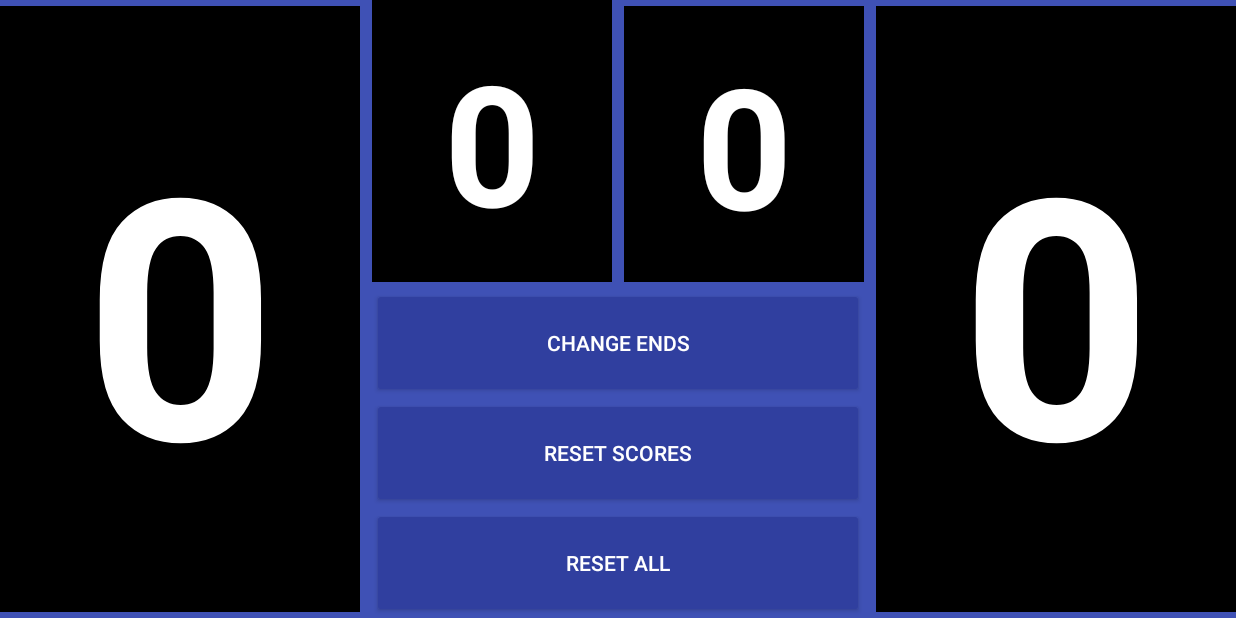
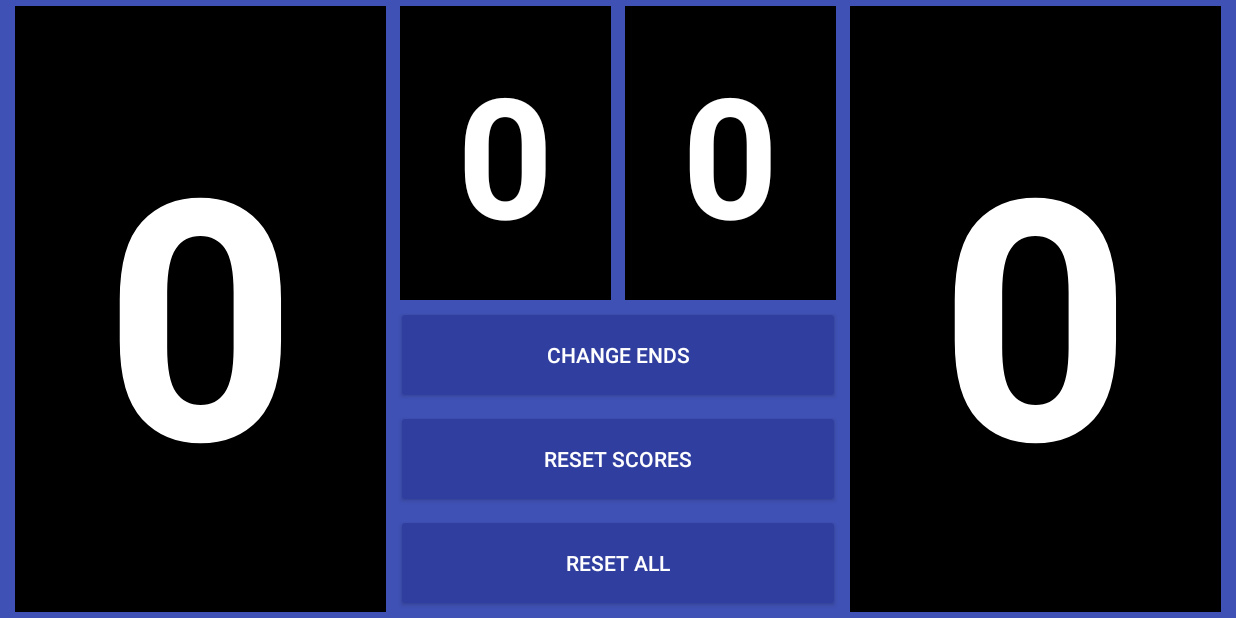
Before and after one commit to hachy/Scoreboard, an Android app: the screen it shows after launch (MainActivity), on a phone screen of 824 x 412 dp (held sideways). Run offline under Robolectric (Android 15) with nearby library versions, the phone set to English and light mode, and no system bars; our stand-ins replace AdMob; 2 statements that could not run were skipped.

Commit message:
update ConstraintLayout to 1.1.0
- fix code because the layout is broken
- update build.gradle

```diff
--- a/app/build.gradle
+++ b/app/build.gradle
@@ -4,7 +4,6 @@ apply plugin: 'kotlin-android-extensions'
 
 android {
     compileSdkVersion 26
-    buildToolsVersion "26.0.3"
 
     defaultConfig {
         applicationId "com.hachy.ttscoreboard"
@@ -28,12 +27,11 @@ android {
 }
 
 dependencies {
-    compile fileTree(include: ['*.jar'], dir: 'libs')
-    compile "org.jetbrains.kotlin:kotlin-stdlib-jre7:$kotlin_version"
-    compile 'com.android.support:appcompat-v7:26.1.0'
-    compile 'com.android.support:percent:26.1.0'
-    compile 'com.google.android.gms:play-services-ads:11.8.0'
-    compile 'com.android.support.constraint:constraint-layout:1.1.0-beta4'
+    implementation fileTree(include: ['*.jar'], dir: 'libs')
+    implementation "org.jetbrains.kotlin:kotlin-stdlib-jdk7:$kotlin_version"
+    implementation 'com.android.support:appcompat-v7:26.1.0'
+    implementation 'com.android.support.constraint:constraint-layout:1.1.0'
+    implementation 'com.google.android.gms:play-services-ads:15.0.1'
 }
 
 repositories {
--- a/app/src/main/res/layout/activity_main.xml
+++ b/app/src/main/res/layout/activity_main.xml
@@ -5,6 +5,7 @@
     android:layout_width="match_parent"
     android:layout_height="match_parent"
     android:background="@color/primary"
+    android:paddingTop="@dimen/vertical_margin"
     tools:context=".MainActivity">
 
     <TextView
@@ -12,34 +13,29 @@
         android:layout_width="0dp"
         android:layout_height="0dp"
         android:layout_marginBottom="@dimen/vertical_margin"
-        android:layout_marginTop="@dimen/vertical_margin"
         android:background="@android:color/black"
         android:gravity="center"
         android:textColor="@android:color/white"
         android:textSize="@dimen/text_size_score"
         android:textStyle="bold"
-        ads:layout_constraintHorizontal_weight="0.3"
+        ads:layout_constraintWidth_percent=".3"
         app:layout_constraintBottom_toTopOf="@+id/adView"
         app:layout_constraintHorizontal_chainStyle="spread"
         app:layout_constraintLeft_toLeftOf="parent"
-        app:layout_constraintRight_toLeftOf="@+id/gameLeft"
+        app:layout_constraintRight_toLeftOf="@id/gameLeft"
         app:layout_constraintTop_toTopOf="parent" />
 
     <TextView
         android:id="@+id/gameLeft"
         android:layout_width="0dp"
         android:layout_height="0dp"
-        android:layout_marginEnd="@dimen/game_margin"
-        android:layout_marginLeft="@dimen/margin_default"
-        android:layout_marginRight="@dimen/game_margin"
-        android:layout_marginStart="@dimen/margin_default"
+        android:layout_marginBottom="@dimen/vertical_margin"
         android:background="@android:color/black"
         android:gravity="center"
         android:textColor="@android:color/white"
         android:textSize="@dimen/text_size_game"
         android:textStyle="bold"
-        ads:layout_constraintHorizontal_weight="0.2"
-        ads:layout_constraintVertical_weight="0.46"
+        ads:layout_constraintWidth_percent=".17"
         app:layout_constraintBottom_toTopOf="@+id/changeEndsButton"
         app:layout_constraintLeft_toRightOf="@+id/scoreLeft"
         app:layout_constraintRight_toLeftOf="@+id/gameRight"
@@ -50,51 +46,49 @@
         android:layout_width="0dp"
         android:layout_height="0dp"
         android:layout_marginBottom="@dimen/vertical_margin"
-        android:layout_marginEnd="@dimen/margin_default"
-        android:layout_marginLeft="@dimen/game_margin"
-        android:layout_marginRight="@dimen/margin_default"
-        android:layout_marginStart="@dimen/game_margin"
-        android:layout_marginTop="@dimen/vertical_margin"
         android:background="@android:color/black"
         android:gravity="center"
         android:textColor="@android:color/white"
         android:textSize="@dimen/text_size_game"
         android:textStyle="bold"
-        ads:layout_constraintHorizontal_weight="0.2"
-        ads:layout_constraintVertical_weight="0.46"
+        ads:layout_constraintWidth_percent=".17"
         app:layout_constraintBottom_toTopOf="@+id/changeEndsButton"
         app:layout_constraintLeft_toRightOf="@+id/gameLeft"
         app:layout_constraintRight_toLeftOf="@+id/scoreRight"
         app:layout_constraintTop_toTopOf="parent" />
 
+    <android.support.constraint.Barrier
+        android:id="@+id/barrier"
+        android:layout_width="wrap_content"
+        android:layout_height="wrap_content"
+        ads:barrierDirection="bottom"
+        ads:constraint_referenced_ids="gameLeft, gameRight" />
+
     <Button
         android:id="@+id/changeEndsButton"
         android:layout_width="0dp"
         android:layout_height="0dp"
-        android:layout_marginLeft="@dimen/margin_default"
-        android:layout_marginRight="@dimen/margin_default"
-        android:layout_marginTop="@dimen/vertical_margin"
         android:gravity="center"
         android:text="@string/change_ends"
         android:textAppearance="@style/TextAppearance.AppCompat.Button"
         android:theme="@style/MyButton"
-        ads:layout_constraintVertical_weight="0.18"
+        ads:layout_constraintHeight_percent=".16"
+        ads:layout_constraintWidth_percent=".36"
         app:layout_constraintBottom_toTopOf="@+id/resetScoreButton"
         app:layout_constraintLeft_toRightOf="@+id/scoreLeft"
         app:layout_constraintRight_toLeftOf="@+id/scoreRight"
-        app:layout_constraintTop_toBottomOf="@+id/gameLeft" />
+        app:layout_constraintTop_toBottomOf="@+id/barrier" />
 
     <Button
         android:id="@+id/resetScoreButton"
         android:layout_width="0dp"
         android:layout_height="0dp"
-        android:layout_marginLeft="@dimen/margin_default"
-        android:layout_marginRight="@dimen/margin_default"
         android:gravity="center"
         android:text="@string/reset_scores"
         android:textAppearance="@style/TextAppearance.AppCompat.Button"
         android:theme="@style/MyButton"
-        ads:layout_constraintVertical_weight="0.18"
+        ads:layout_constraintHeight_percent=".16"
+        ads:layout_constraintWidth_percent=".36"
         app:layout_constraintBottom_toTopOf="@+id/resetAllButton"
         app:layout_constraintLeft_toRightOf="@+id/scoreLeft"
         app:layout_constraintRight_toLeftOf="@+id/scoreRight"
@@ -104,13 +98,12 @@
         android:id="@+id/resetAllButton"
         android:layout_width="0dp"
         android:layout_height="0dp"
-        android:layout_marginLeft="@dimen/margin_default"
-        android:layout_marginRight="@dimen/margin_default"
         android:gravity="center"
         android:text="@string/reset_all"
         android:textAppearance="@style/TextAppearance.AppCompat.Button"
         android:theme="@style/MyButton"
-        ads:layout_constraintVertical_weight="0.18"
+        ads:layout_constraintHeight_percent=".16"
+        ads:layout_constraintWidth_percent=".36"
         app:layout_constraintBottom_toTopOf="@+id/adView"
         app:layout_constraintLeft_toRightOf="@+id/scoreLeft"
         app:layout_constraintRight_toLeftOf="@+id/scoreRight"
@@ -121,13 +114,12 @@
         android:layout_width="0dp"
         android:layout_height="0dp"
         android:layout_marginBottom="@dimen/vertical_margin"
-        android:layout_marginTop="@dimen/vertical_margin"
         android:background="@android:color/black"
         android:gravity="center"
         android:textColor="@android:color/white"
         android:textSize="@dimen/text_size_score"
         android:textStyle="bold"
-        ads:layout_constraintHorizontal_weight="0.3"
+        ads:layout_constraintWidth_percent=".3"
         app:layout_constraintBottom_toTopOf="@+id/adView"
         app:layout_constraintLeft_toRightOf="@+id/gameRight"
         app:layout_constraintRight_toRightOf="parent"
@@ -142,4 +134,5 @@
         ads:adSize="SMART_BANNER"
         ads:adUnitId="@string/banner_ad_unit_id_test"
         ads:layout_constraintBottom_toBottomOf="parent" />
+
 </android.support.constraint.ConstraintLayout>
--- a/app/src/main/res/values/dimens.xml
+++ b/app/src/main/res/values/dimens.xml
@@ -2,8 +2,5 @@
     <dimen name="text_size_score">112sp</dimen>
     <dimen name="text_size_game">56sp</dimen>
     <dimen name="text_size_button">14sp</dimen>
-
-    <dimen name="margin_default">8dp</dimen>
     <dimen name="vertical_margin">4dp</dimen>
-    <dimen name="game_margin">4dp</dimen>
 </resources>
--- a/build.gradle
+++ b/build.gradle
@@ -1,13 +1,13 @@
 // Top-level build file where you can add configuration options common to all sub-projects/modules.
 
 buildscript {
-    ext.kotlin_version = '1.2.0'
+    ext.kotlin_version = '1.2.41'
     repositories {
         jcenter()
         google()
     }
     dependencies {
-        classpath 'com.android.tools.build:gradle:3.0.1'
+        classpath 'com.android.tools.build:gradle:3.1.2'
         classpath "org.jetbrains.kotlin:kotlin-gradle-plugin:$kotlin_version"
 
         // NOTE: Do not place your application dependencies here; they belong
@@ -18,5 +18,6 @@ buildscript {
 allprojects {
     repositories {
         jcenter()
+        google()
     }
 }
```
Also changed, not shown: gradle/wrapper/gradle-wrapper.properties.
